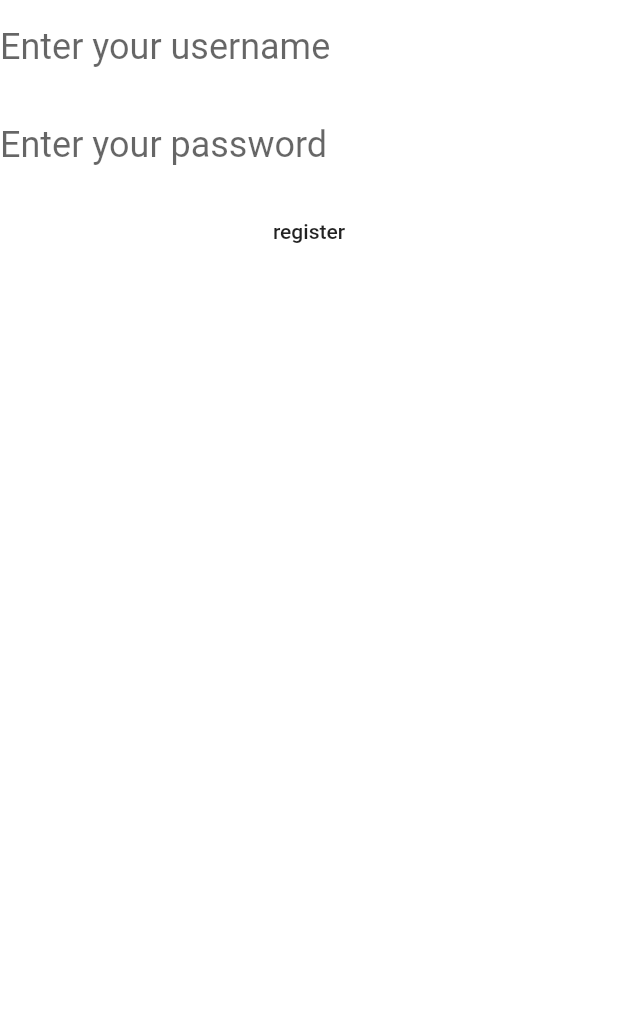
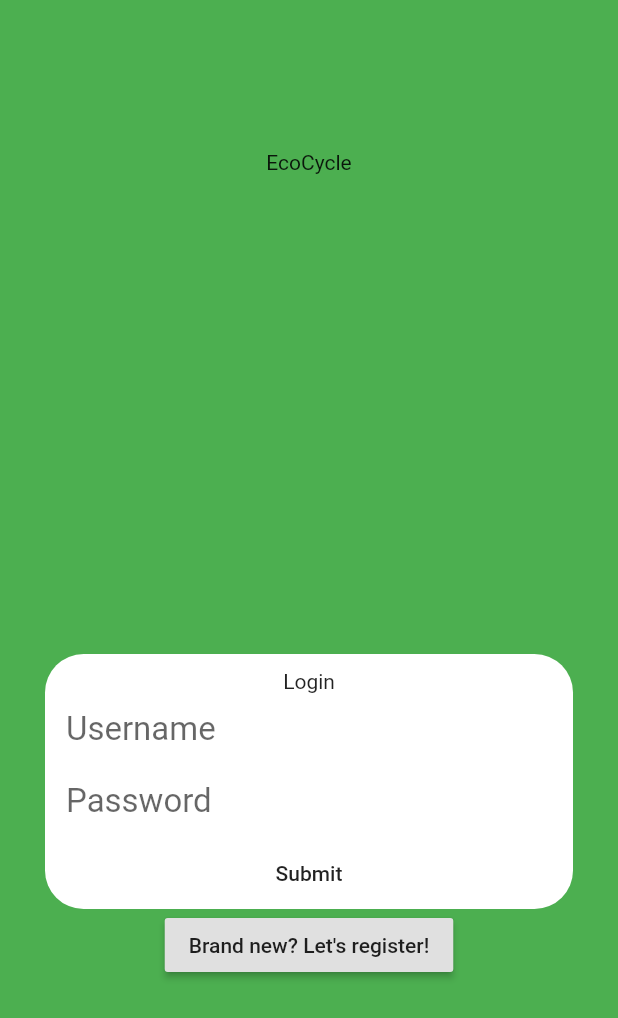
Before and after one commit to YuanSamuel/clothing_finder, a Flutter app: the screen it shows after launch, on a phone screen of 412 x 824 dp. Shown: the top 1018 px of the screen. Run offline on Flutter 3.47's test engine with Material 2 defaults, Android fonts, the light colour scheme and no system bars.

Commit message:
login and register update

```diff
--- a/lib/main.dart
+++ b/lib/main.dart
@@ -14,7 +14,6 @@ class LoginPage extends StatefulWidget {
 }
 
 class _pageState extends State<LoginPage> {
-
   String name;
   String password;
 
@@ -30,59 +29,96 @@ class _pageState extends State<LoginPage> {
   @override
   Widget build(BuildContext context) {
     return Scaffold(
-      backgroundColor: Colors.white,
-      body: ListView(
+      backgroundColor: Colors.green,
+      body: ListView(children: <Widget>[
+        Column(
           children: <Widget>[
-          Row(
+            SizedBox(height: 100),
+            Text("EcoCycle"),
+            SizedBox(height: 260),
+            Container(
+                margin:
+                    const EdgeInsets.only(left: 30.0, top: 60.0, right: 30.0),
+                height: 170.0,
+                decoration: new BoxDecoration(
+                    color: Colors.white,
+                    borderRadius:
+                        new BorderRadius.all(new Radius.circular(25.7))),
+                child: new Directionality(
+                    textDirection: TextDirection.ltr,
+                    child: Column(
                       children: <Widget>[
-              Expanded(
-                  child: Column(children: <Widget>[
-
-                    TextField(
-                        controller: nameController,
-                        decoration: InputDecoration(
-                            labelStyle: TextStyle(fontSize: 24),
-                            border: InputBorder.none,
-                            hintText: 'username',
-                            labelText: "Enter your username"),
+                        SizedBox(height: 10),
+                        Text('Login'),
+                        new TextField(
+                          controller: null,
+                          autofocus: false,
+                          style: new TextStyle(
+                              fontSize: 22.0, color: Color(0xFFbdc6cf)),
+                          decoration: new InputDecoration(
+                            filled: true,
+                            fillColor: Colors.white,
+                            hintText: 'Username',
+                            contentPadding: const EdgeInsets.only(
+                                left: 14.0, bottom: 8.0, top: 8.0),
+                            focusedBorder: OutlineInputBorder(
+                              borderSide: new BorderSide(color: Colors.white),
+                              borderRadius: new BorderRadius.circular(25.7),
+                            ),
+                            enabledBorder: UnderlineInputBorder(
+                              borderSide: new BorderSide(color: Colors.white),
+                              borderRadius: new BorderRadius.circular(25.7),
+                            ),
+                          ),
                           onChanged: (text) {
-                          print("Second text field: $text");
-
-                          setState(() {
                             name = text;
-                          });
-                        }),
-                    //Name
-
-                    //password
-                    TextField(
-                        controller: passwordController,
-                        decoration: InputDecoration(
-                            labelStyle: TextStyle(fontSize: 24),
-                            border: InputBorder.none,
-                            hintText: 'password',
-                            labelText: "Enter your password"),
+                          },
+                        ),
+                        new TextField(
+                          controller: null,
+                          autofocus: false,
+                          style: new TextStyle(
+                              fontSize: 22.0, color: Color(0xFFbdc6cf)),
+                          decoration: new InputDecoration(
+                            filled: true,
+                            fillColor: Colors.white,
+                            hintText: 'Password',
+                            contentPadding: const EdgeInsets.only(
+                                left: 14.0, bottom: 8.0, top: 8.0),
+                            focusedBorder: OutlineInputBorder(
+                              borderSide: new BorderSide(color: Colors.white),
+                              borderRadius: new BorderRadius.circular(25.7),
+                            ),
+                            enabledBorder: UnderlineInputBorder(
+                              borderSide: new BorderSide(color: Colors.white),
+                              borderRadius: new BorderRadius.circular(25.7),
+                            ),
+                          ),
                           onChanged: (text) {
-                          print("Second text field: $text");
-
-                          setState(() {
                             password = text;
-                          });
-                        }),
+                          },
+                        ),
                         FlatButton(
-                      child: Text('register'),
-                      onPressed: () {
+                          child: Text(
+                              'Submit'
+                          ),
+                          onPressed: () {},
+                        ),
+                      ],
+                    ))),
+            RaisedButton(
+              child: Text(
+                  "Brand new? Let's register!"
+              ),
+              onPressed: (){
                 Navigator.push(
                     context,
                     MaterialPageRoute(builder: (context) => Register()));
               },
-
             )
-              ]))
           ],
         )
-        ],
-      ),
+      ]),
     );
   }
 }
--- a/lib/registerPage.dart
+++ b/lib/registerPage.dart
@@ -1,3 +1,4 @@
+import 'package:flutter/cupertino.dart';
 import 'package:flutter/material.dart';
 import 'main.dart';
 
@@ -23,57 +24,95 @@ class _RegisterState extends State<Register> {
   @override
   Widget build(BuildContext context) {
     return Scaffold(
-      backgroundColor: Colors.white,
-      body: ListView(
+      backgroundColor: Colors.green,
+      body: ListView(children: <Widget>[
+        Column(
           children: <Widget>[
-          Row(
+            SizedBox(height: 100),
+            Text("RegisterPage"),
+            SizedBox(height: 260),
+            Container(
+                margin:
+                const EdgeInsets.only(left: 30.0, top: 60.0, right: 30.0),
+                height: 170.0,
+                decoration: new BoxDecoration(
+                    color: Colors.white,
+                    borderRadius:
+                    new BorderRadius.all(new Radius.circular(25.7))),
+                child: new Directionality(
+                    textDirection: TextDirection.ltr,
+                    child: Column(
                       children: <Widget>[
-              Expanded(
-                  child: Column(children: <Widget>[
+                        SizedBox(height: 10),
+                        Text('Register'),
+                        new TextField(
+                          controller: null,
+                          autofocus: false,
+                          style: new TextStyle(
+                              fontSize: 22.0, color: Color(0xFFbdc6cf)),
+                          decoration: new InputDecoration(
+                            filled: true,
+                            fillColor: Colors.white,
+                            hintText: 'Pick a Username',
+                            contentPadding: const EdgeInsets.only(
+                                left: 14.0, bottom: 8.0, top: 8.0),
+                            focusedBorder: OutlineInputBorder(
+                              borderSide: new BorderSide(color: Colors.white),
+                              borderRadius: new BorderRadius.circular(25.7),
+                            ),
+                            enabledBorder: UnderlineInputBorder(
+                              borderSide: new BorderSide(color: Colors.white),
+                              borderRadius: new BorderRadius.circular(25.7),
+                            ),
+                          ),
+                          onChanged: (text) {
+                            newName = text;
+                          },
+                        ),
 
-                    TextField(
-                        controller: nameController,
-                        decoration: InputDecoration(
-                            labelStyle: TextStyle(fontSize: 24),
-                            border: InputBorder.none,
-                            hintText: 'username',
-                            labelText: "Enter your new username"),
+                        new TextField(
+                          controller: null,
+                          autofocus: false,
+                          style: new TextStyle(
+                              fontSize: 22.0, color: Color(0xFFbdc6cf)),
+                          decoration: new InputDecoration(
+                            filled: true,
+                            fillColor: Colors.white,
+                            hintText: 'Pick a Password',
+                            contentPadding: const EdgeInsets.only(
+                                left: 14.0, bottom: 8.0, top: 8.0),
+                            focusedBorder: OutlineInputBorder(
+                              borderSide: new BorderSide(color: Colors.white),
+                              borderRadius: new BorderRadius.circular(25.7),
+                            ),
+                            enabledBorder: UnderlineInputBorder(
+                              borderSide: new BorderSide(color: Colors.white),
+                              borderRadius: new BorderRadius.circular(25.7),
+                            ),
+                          ),
                           onChanged: (text) {
-                          print("Second text field: $text");
-
-                          setState(() {
-                            newName = text;
-                          });
-                        }),
-                    //Name
-
-                    //password
-                    TextField(
-                        controller: passwordController,
-                        decoration: InputDecoration(
-                            labelStyle: TextStyle(fontSize: 24),
-                            border: InputBorder.none,
-                            hintText: 'password',
-                            labelText: "Enter your new password"),
-                        onChanged: (text) {
-                          print("Second text field: $text");
-
-                          setState(() {
                             newPassword = text;
-                          });
-                        }),
+                          },
+                        ),
                         FlatButton(
-                      child: Text('login'),
+                          child: Text(
+                              'Submit'
+                          ),
+                          onPressed: () {},
+                        ),
+                      ],
+                    ))),
+            RaisedButton(
+              child: Text(
+                  "Alrighty, let's login!"
+              ),
               onPressed: () {
                 Navigator.pop(context);
               },
-
             )
-                  ]))
           ],
         )
-        ],
-      ),
+      ]),
     );
   }
 }
```
Lines whose indentation alone changed are shown as unchanged.
